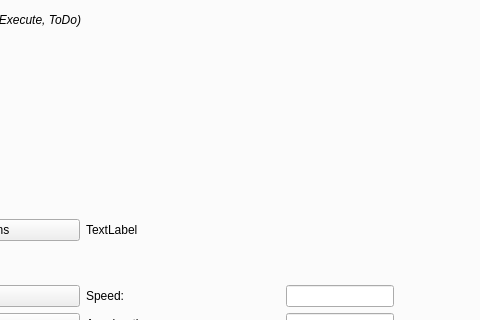
Qt form execute-gui-1/mainwindow.ui (JFDuval/FlexSEA) before a commit; both pictures show x 450 to 930 and y 116 to 436 of the 1024 by 768 pixel window.
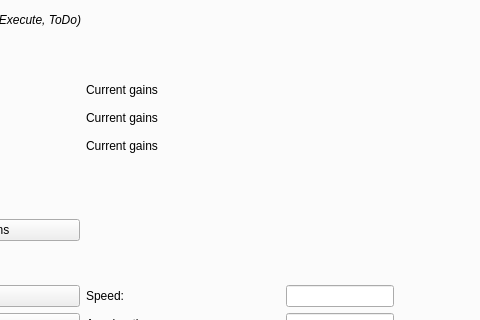
The same form after that commit. Custom widgets are drawn as their Qt base class.

Commit message: Betetr gain management (Ctrl tab). Not tested on hardware

```diff
--- a/execute-gui-1/mainwindow.ui
+++ b/execute-gui-1/mainwindow.ui
@@ -3975,13 +3975,6 @@
          </property>
         </widget>
        </item>
-       <item row="9" column="3">
-        <widget class="QLabel" name="textLabel_Gains">
-         <property name="text">
-          <string>TextLabel</string>
-         </property>
-        </widget>
-       </item>
        <item row="21" column="2" colspan="3">
         <widget class="QLabel" name="textLabel_Gains_3">
          <property name="text">
@@ -3996,6 +3989,27 @@
          </property>
         </widget>
        </item>
+       <item row="4" column="3" colspan="2">
+        <widget class="QLabel" name="textLabel_Gains_i">
+         <property name="text">
+          <string>Current gains</string>
+         </property>
+        </widget>
+       </item>
+       <item row="5" column="3" colspan="2">
+        <widget class="QLabel" name="textLabel_Gains_p">
+         <property name="text">
+          <string>Current gains</string>
+         </property>
+        </widget>
+       </item>
+       <item row="6" column="3" colspan="2">
+        <widget class="QLabel" name="textLabel_Gains_z">
+         <property name="text">
+          <string>Current gains</string>
+         </property>
+        </widget>
+       </item>
       </layout>
      </widget>
     </widget>
```
The commit also changes 3 other files.
